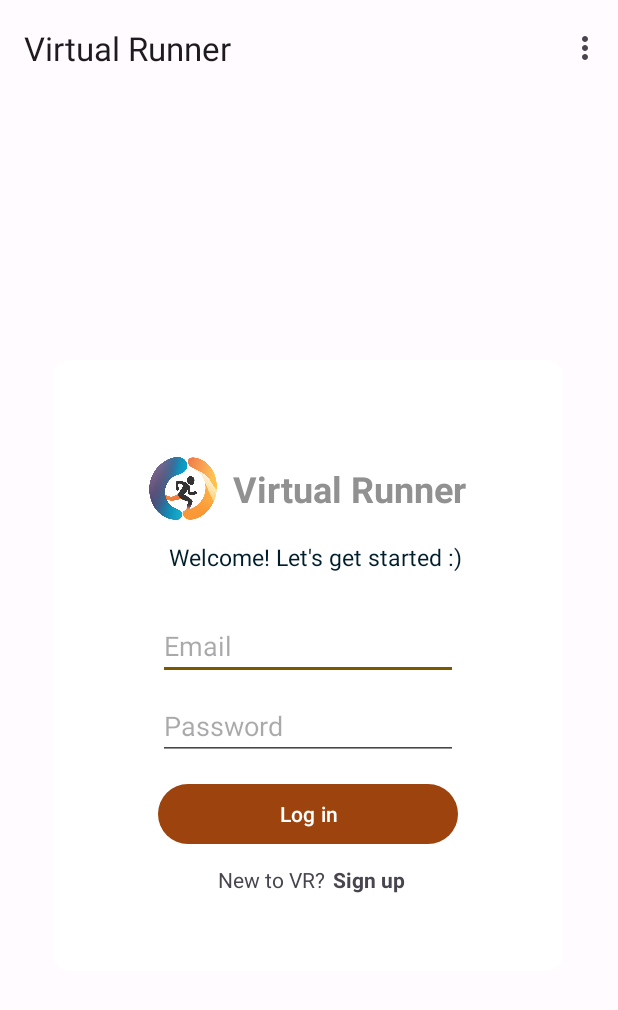
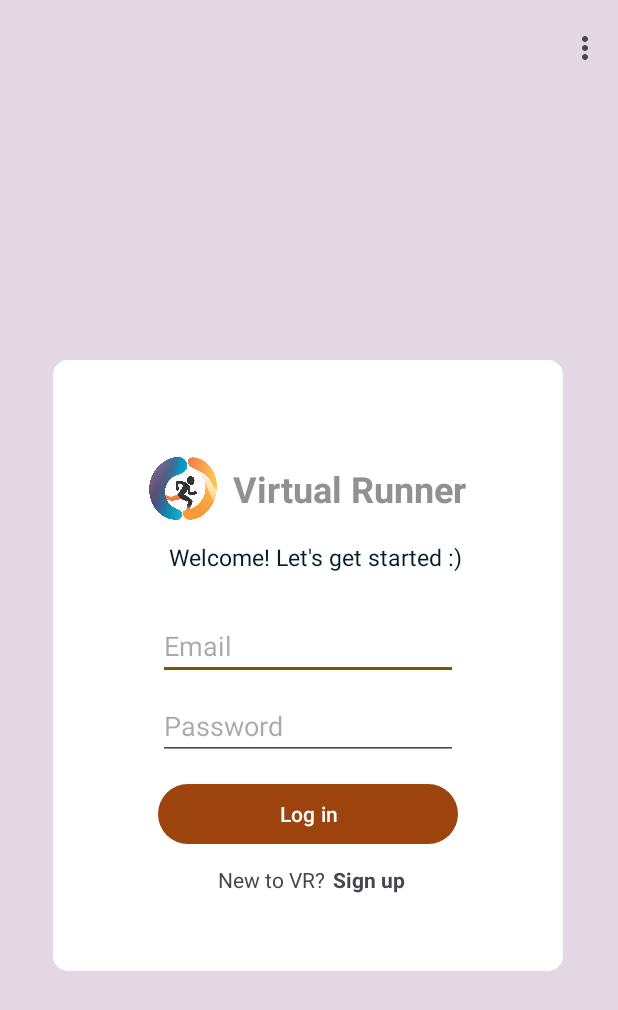
Before and after one commit to ni-imena/PORA, an Android app: the screen it shows after launch (MainActivity), on a phone screen of 412 x 824 dp. Shown: the top 1010 px of the screen. Run offline under Robolectric (Android 15) with nearby library versions, the phone set to English and light mode, and no system bars; our stand-ins replace navigation-ui; libraries missing offline, so code that uses them is left out: io.realm.kotlin; 1 statement that could not run was skipped.

Commit message:
fixed 2 light theme colors and removed the name of the app from the fragments

```diff
--- a/app/src/main/java/com/example/virtualrunner/MainActivity.kt
+++ b/app/src/main/java/com/example/virtualrunner/MainActivity.kt
@@ -40,6 +40,7 @@ class MainActivity : AppCompatActivity() {
         val navController = findNavController(R.id.nav_host_fragment_content_main)
         appBarConfiguration = AppBarConfiguration(navController.graph)
         setupActionBarWithNavController(navController, appBarConfiguration)
+        getSupportActionBar()?.setDisplayShowTitleEnabled(false);
     }
 
     override fun onCreateOptionsMenu(menu: Menu): Boolean {
--- a/app/src/main/res/values/colors.xml
+++ b/app/src/main/res/values/colors.xml
@@ -21,9 +21,9 @@
     <color name="md_theme_light_errorContainer">#FFDAD6</color>
     <color name="md_theme_light_onError">#FFFFFF</color>
     <color name="md_theme_light_onErrorContainer">#410002</color>
-    <color name="md_theme_light_background">#FFFBFF</color>
+    <color name="md_theme_light_background">#E3D7E3</color>
     <color name="md_theme_light_onBackground">#201A18</color>
-    <color name="md_theme_light_surface">#FFFBFF</color>
+    <color name="md_theme_light_surface">#E3D7E3</color>
     <color name="prompt">#919191</color>
     <color name="md_theme_light_onSurface">#201A18</color>
     <color name="md_theme_light_surfaceVariant">#F4DED5</color>
```
